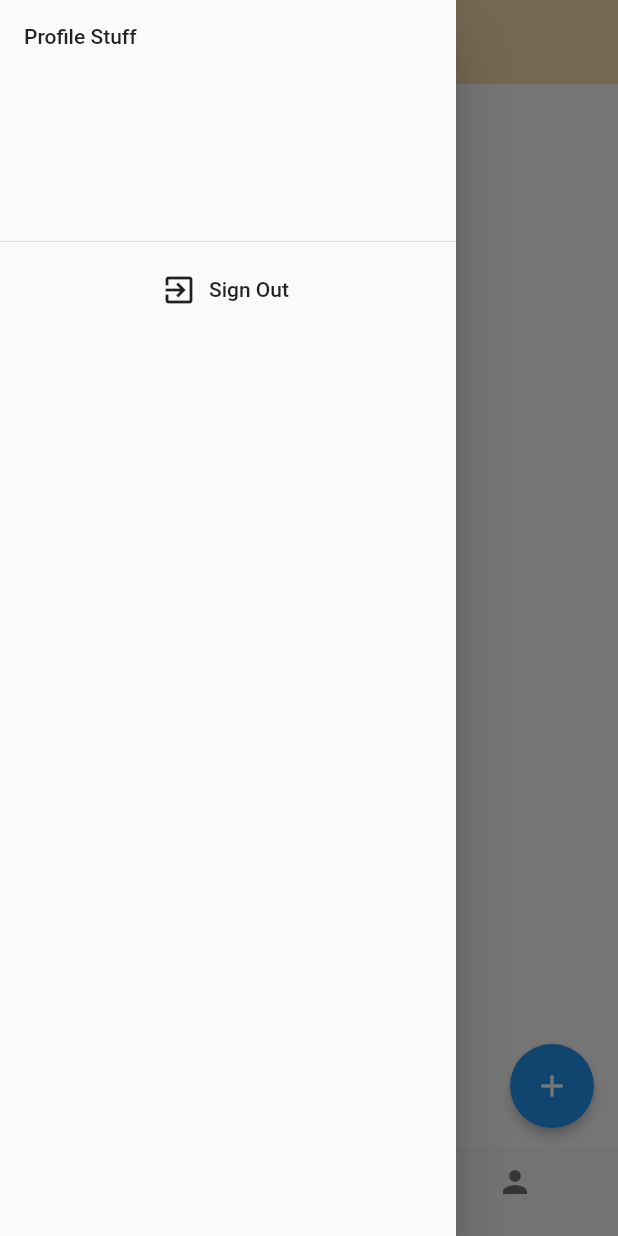
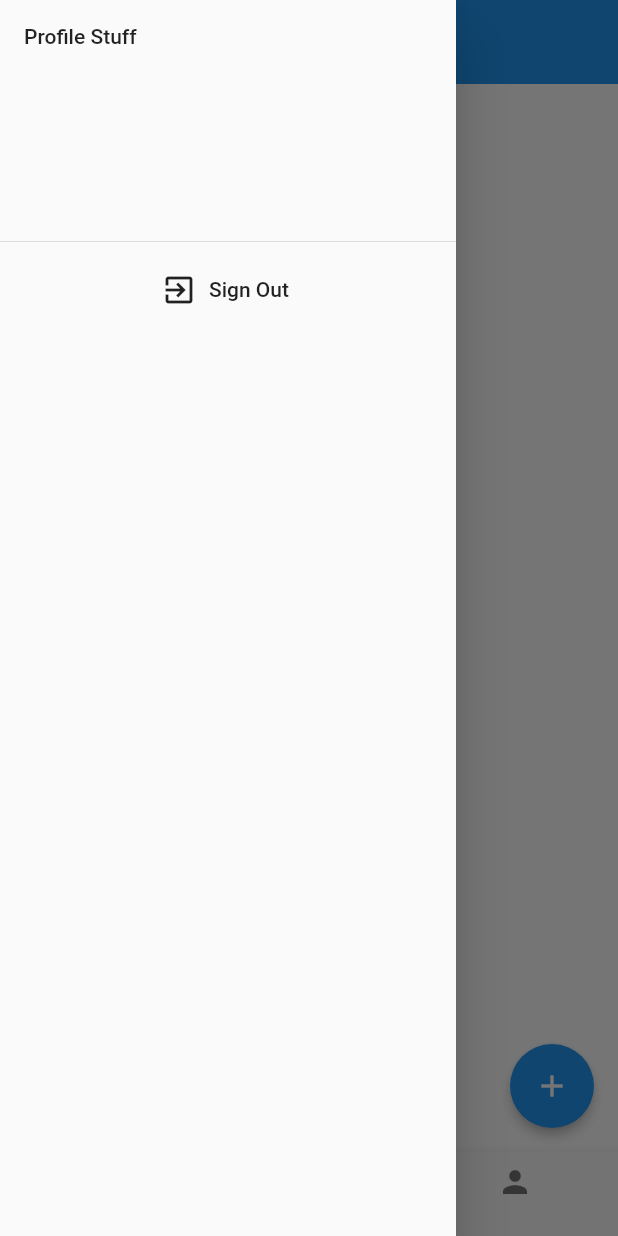
Before and after one commit to juandavinlie/overflow, a Flutter app: the screen it shows once a user with an empty profile is signed in, with the side drawer open, on a phone screen of 412 x 824 dp. Run offline on Flutter 3.47's test engine with Material 2 defaults, Android fonts, the phone set to English and light mode, and no system bars; our stand-ins replace cloud_firestore, firebase_auth, flutter_spinkit, google_fonts; missing offline and left inert: country_state_city_picker, flutter_country_picker; accounts and stored records are empty.

Commit message:
change to blue

```diff
--- a/lib/screens/home/home.dart
+++ b/lib/screens/home/home.dart
@@ -30,7 +30,7 @@ class _HomeState extends State<Home> {
         child: Scaffold(
           backgroundColor: Colors.white,
           appBar: AppBar(
-            backgroundColor: Colors.orange[100],
+            backgroundColor: Colors.blue[500],
             elevation: 0,
             title: Text("Overflow", style: GoogleFonts.lato(
               fontWeight: FontWeight.bold,
@@ -64,7 +64,7 @@ class _HomeState extends State<Home> {
               });
             },
             currentIndex: _selectedIndex,
-            selectedItemColor: Colors.amber[800],
+            selectedItemColor: Colors.blue[500],
           ),
         ));
   }
```
